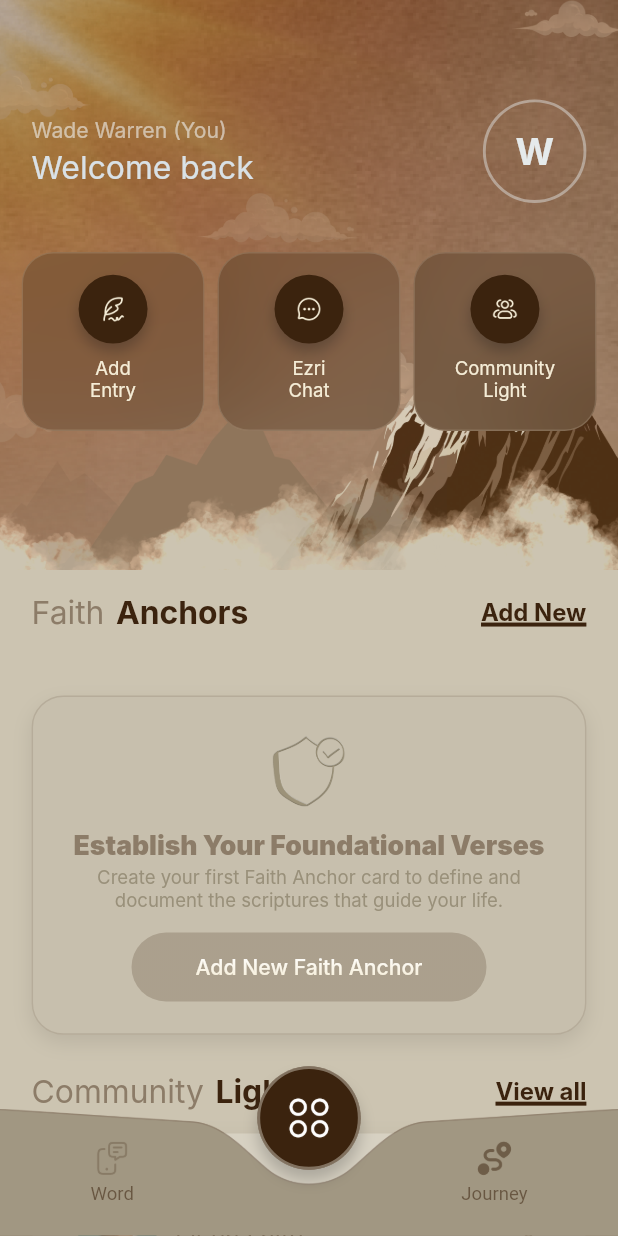
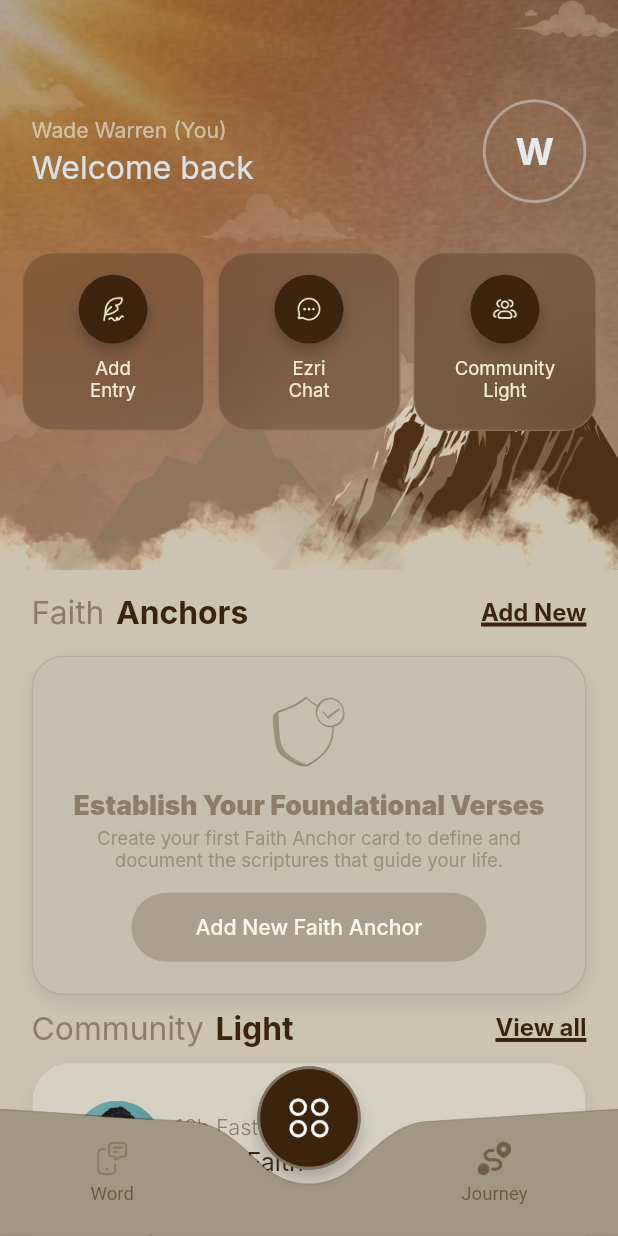
Before and after one commit to KaziAsif406/Ezri_Religional_Faith_App, a Flutter app: the screen it shows after launch, on a phone screen of 412 x 824 dp. Run offline on Flutter 3.47's test engine with Material 3 defaults, Android fonts, the phone set to English and light mode, and no system bars; drawn by our look-alikes of auto_animated; our stand-ins replace cached_network_image, dio, flutter_screenutil, get, get_it, get_storage and 2 more; missing offline and left inert: dotlottie_loader.

Commit message:
Stacked Cards Repositioning Animation Fixed

```diff
--- a/lib/common_widgets/stacked_cards.dart
+++ b/lib/common_widgets/stacked_cards.dart
@@ -51,54 +51,59 @@ class StackedSwipeDeck<T> extends StatefulWidget {
 }
 
 class _StackedSwipeDeckState<T> extends State<StackedSwipeDeck<T>> {
-  late List<T> _items;
+  late List<_StackedDeckEntry<T>> _entries;
 
   @override
   void initState() {
     super.initState();
-    _items = List<T>.from(widget.items);
+    _entries = _buildEntries(widget.items);
   }
 
   @override
   void didUpdateWidget(covariant StackedSwipeDeck<T> oldWidget) {
     super.didUpdateWidget(oldWidget);
     if (!listEquals(oldWidget.items, widget.items)) {
-      _items = List<T>.from(widget.items);
+      _entries = _buildEntries(widget.items);
     }
   }
 
   @override
   Widget build(BuildContext context) {
-    if (_items.isEmpty) {
+    if (_entries.isEmpty) {
       return widget.emptyBuilder?.call(context, _resetDeck) ?? const SizedBox.shrink();
     }
 
     final int visibleCount =
-        _items.length < widget.maxVisibleCards ? _items.length : widget.maxVisibleCards;
+        _entries.length < widget.maxVisibleCards ? _entries.length : widget.maxVisibleCards;
+    final List<_StackedDeckEntry<T>> visibleEntries = _entries.take(visibleCount).toList();
 
     return SizedBox(
       height: widget.deckHeight,
       child: Stack(
         clipBehavior: Clip.none,
         alignment: Alignment.topCenter,
-        children: List<Widget>.generate(visibleCount, (int depthIndex) {
-          final int cardIndex = visibleCount - 1 - depthIndex;
-          final T item = _items[cardIndex];
-          final bool isTopCard = cardIndex == 0;
+        children: List<Widget>.generate(visibleCount, (int displayIndex) {
+          final _StackedDeckEntry<T> entry = visibleEntries[visibleCount - 1 - displayIndex];
+          final String itemKey = widget.keyBuilder(entry.item);
+          final bool isTopCard = entry.depth == 0;
+          final int scaleDepth = (widget.maxVisibleCards - 1 - entry.depth)
+              .clamp(0, widget.maxVisibleCards - 1)
+              .toInt();
 
           return AnimatedPositioned(
+            key: ValueKey<String>(itemKey),
             duration: widget.stackAnimationDuration,
             curve: widget.stackAnimationCurve,
-            top: depthIndex * widget.topOffsetStep,
+            top: entry.depth * widget.topOffsetStep,
             left: widget.horizontalInset,
             right: widget.horizontalInset,
             child: AnimatedScale(
               duration: widget.stackAnimationDuration,
               curve: widget.stackAnimationCurve,
-              scale: 1 + (depthIndex * widget.scaleStep),
+              scale: 1 + (scaleDepth * widget.scaleStep),
               child: isTopCard
                   ? Dismissible(
-                      key: ValueKey<String>(widget.keyBuilder(item)),
+                      key: ValueKey<String>(itemKey),
                       direction: widget.dismissDirection,
                       dismissThresholds: <DismissDirection, double>{
                         DismissDirection.startToEnd: widget.dismissThreshold,
@@ -106,16 +111,16 @@ class _StackedSwipeDeckState<T> extends State<StackedSwipeDeck<T>> {
                       },
                       movementDuration: widget.movementDuration,
                       resizeDuration: widget.resizeDuration,
-                      background: widget.dismissBackgroundBuilder?.call(context, item) ??
+                      background: widget.dismissBackgroundBuilder?.call(context, entry.item) ??
                           const SizedBox.shrink(),
                       secondaryBackground:
-                          widget.dismissSecondaryBackgroundBuilder?.call(context, item),
+                          widget.dismissSecondaryBackgroundBuilder?.call(context, entry.item),
                       onDismissed: (DismissDirection direction) {
                         _removeTopItem(direction);
                       },
-                      child: widget.cardBuilder(context, item, true),
+                      child: widget.cardBuilder(context, entry.item, true),
                     )
-                  : IgnorePointer(child: widget.cardBuilder(context, item, false)),
+                  : IgnorePointer(child: widget.cardBuilder(context, entry.item, false)),
             ),
           );
         }),
@@ -124,24 +129,54 @@ class _StackedSwipeDeckState<T> extends State<StackedSwipeDeck<T>> {
   }
 
   void _removeTopItem(DismissDirection direction) {
-    if (_items.isEmpty) {
+    if (_entries.isEmpty) {
       return;
     }
 
-    final T removedItem = _items.first;
+    final _StackedDeckEntry<T> removedEntry = _entries.first;
     setState(() {
-      _items.removeAt(0);
+      _entries.removeAt(0);
+      for (int index = 0; index < _entries.length; index++) {
+        _entries[index] = _entries[index].copyWith(depth: index);
+      }
     });
-    widget.onItemDismissed?.call(removedItem, direction);
+    widget.onItemDismissed?.call(removedEntry.item, direction);
   }
 
   void _resetDeck() {
-    if (_items.isNotEmpty) {
+    if (_entries.isNotEmpty) {
       return;
     }
 
     setState(() {
-      _items = List<T>.from(widget.items);
+      _entries = _buildEntries(widget.items);
     });
   }
+
+  List<_StackedDeckEntry<T>> _buildEntries(List<T> items) {
+    return List<_StackedDeckEntry<T>>.generate(
+      items.length,
+      (int index) => _StackedDeckEntry<T>(item: items[index], depth: index),
+    );
+  }
 }
+
+class _StackedDeckEntry<T> {
+  const _StackedDeckEntry({
+    required this.item,
+    required this.depth,
+  });
+
+  final T item;
+  final int depth;
+
+  _StackedDeckEntry<T> copyWith({
+    T? item,
+    int? depth,
+  }) {
+    return _StackedDeckEntry<T>(
+      item: item ?? this.item,
+      depth: depth ?? this.depth,
+    );
+  }
+}
--- a/lib/features/community/presentation/widget/community_swipe_card_deck.dart
+++ b/lib/features/community/presentation/widget/community_swipe_card_deck.dart
@@ -30,7 +30,7 @@ class _CommunitySwipeCardDeckState extends State<CommunitySwipeCardDeck> {
   Widget build(BuildContext context) {
     return Column(
       children: <Widget>[
-        UIHelper.verticalSpace(50.h),
+        UIHelper.verticalSpace(15.h),
         StackedSwipeDeck<_EncouragementStackItem>(
           items: _initialCards,
           keyBuilder: (_EncouragementStackItem item) => item.id,
@@ -63,7 +63,7 @@ class _CommunitySwipeCardDeckState extends State<CommunitySwipeCardDeck> {
           },
           maxVisibleCards: 3,
           deckHeight: 160.h,
-          topOffsetStep: -15.h,
+          topOffsetStep: 15.h,
           horizontalInset: 30.w,
           scaleStep: 0.09,
           dismissBackgroundBuilder: (BuildContext context, _EncouragementStackItem item) {
--- a/lib/features/faith_anchors/presentation/widget/faith_anchor_swipe_card_deck.dart
+++ b/lib/features/faith_anchors/presentation/widget/faith_anchor_swipe_card_deck.dart
@@ -46,7 +46,7 @@ class FaithAnchorSwipeCardDeck extends StatelessWidget {
           },
           maxVisibleCards: 3,
           deckHeight: 250.h,
-          topOffsetStep: -12.h,
+          topOffsetStep: 12.h,
           horizontalInset: 12.w,
           scaleStep: 0.03,
           dismissBackgroundBuilder: (BuildContext context, FaithAnchorItem item) {
--- a/lib/features/home/presentation/home.dart
+++ b/lib/features/home/presentation/home.dart
@@ -133,9 +133,9 @@ class _HomeScreenState extends State<HomeScreen> {
                       NavigationService.navigateTo(Routes.addFaithAnchor);
                     },
                   ),
-                  SizedBox(height: 48.h),
+                  SizedBox(height: 18.h),
                   const FaithAnchorSwipeCardDeck(),
-                  SizedBox(height: 28.h),
+                  SizedBox(height: 10.h),
                   HomeSectionHeader(
                     titlePrefix: 'Community',
                     titleHighlight: 'Light',
@@ -146,7 +146,7 @@ class _HomeScreenState extends State<HomeScreen> {
                   ),
                   SizedBox(height: 12.h),
                   const CommunitySwipeCardDeck(),
-                  SizedBox(height: 28.h),
+                  SizedBox(height: 68.h),
                   HomeSectionHeader(
                     titlePrefix: 'Sacred',
                     titleHighlight: 'Entries',
```
Also changed, not shown: lib/features/faith_anchors/presentation/widget/faith_anchor_card.dart (+7 -10 lines).
